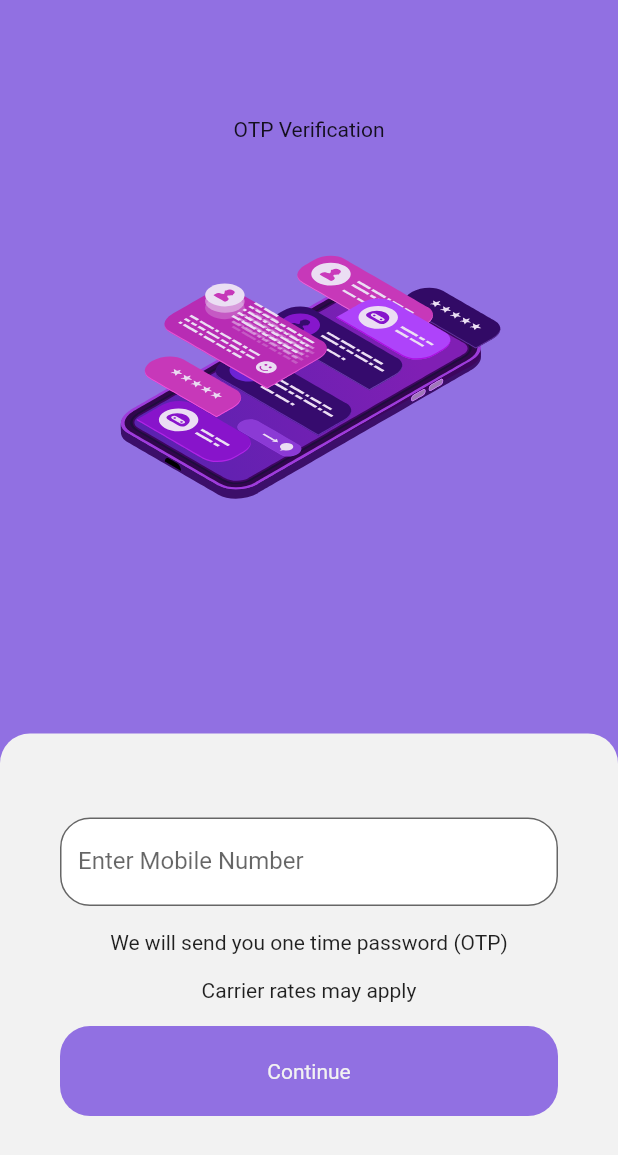
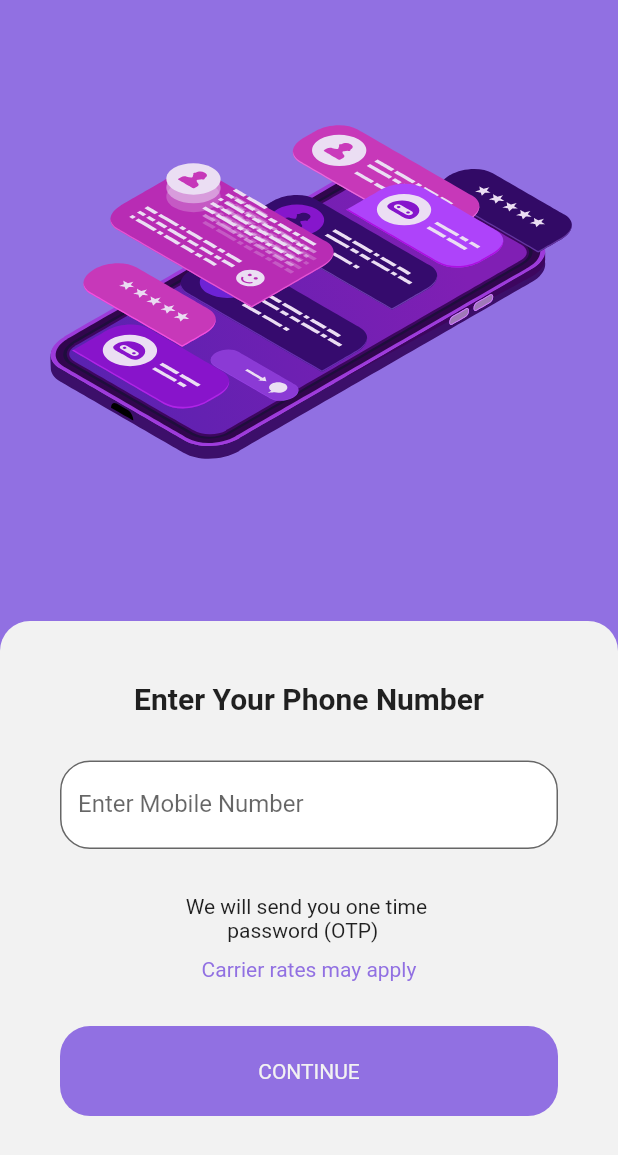
Before and after one commit to aslahmogral/wingman_machinetest, a Flutter app: the screen it shows after launch, on a phone screen of 412 x 824 dp. Shown: the top 1155 px of the screen. Run offline on Flutter 3.47's test engine with Material 2 defaults, Android fonts, the phone set to English and light mode, and no system bars; our stand-ins replace flutter_otp_text_field, lottie.

Commit message:
refactored otp screen

```diff
--- a/lib/components/button.dart
+++ b/lib/components/button.dart
@@ -2,31 +2,32 @@ import 'package:flutter/material.dart';
 import 'package:wingman_machinetest/utils/colors.dart';
 
 class WButton extends StatefulWidget {
-
   final void Function()? onPressed;
   final String label;
-  const WButton({super.key, this.onPressed, required this.label});
+  final Color? buttonColor;
+  final Color? textColor;
+  const WButton(
+      {super.key, this.onPressed, required this.label, this.buttonColor, this.textColor});
 
   @override
   State<WButton> createState() => W_ButtonState();
 }
 
 class W_ButtonState extends State<WButton> {
-
   @override
   Widget build(BuildContext context) {
     return InkWell(
         onTap: widget.onPressed,
         child: Container(
           decoration: BoxDecoration(
-              color: WColors.primaryColor,
+              color:widget.buttonColor ?? WColors.primaryColor,
               borderRadius: BorderRadius.circular(20)),
           height: 60,
           width: MediaQuery.of(context).size.width,
           child: Center(
             child: Text(
               widget.label,
-              style: TextStyle(color: WColors.dimWhiteColor),
+              style: TextStyle(color:widget.textColor?? WColors.dimWhiteColor),
             ),
           ),
         ));
--- a/lib/screens/enter_mobile_number_screen.dart
+++ b/lib/screens/enter_mobile_number_screen.dart
@@ -6,6 +6,7 @@ import 'package:wingman_machinetest/components/button.dart';
 import 'package:wingman_machinetest/components/textformfield.dart';
 import 'package:wingman_machinetest/screens/enter_otp_screen.dart';
 import 'package:http/http.dart' as http;
+import 'package:wingman_machinetest/utils/apptheme.dart';
 import 'package:wingman_machinetest/utils/colors.dart';
 import 'package:wingman_machinetest/utils/dimens.dart';
 import 'package:lottie/lottie.dart';
@@ -38,7 +39,7 @@ class _EnterMobileNumberScreenState extends State<EnterMobileNumberScreen> {
       Navigator.push(
           context,
           MaterialPageRoute(
-              builder: (context) => EnterOtpScreen(
+              builder: (context) => EnterOtpScreen(mobileNumber: mobileController.text,
                     requestId: result['request_id'],
                   )));
     } catch (e) {
@@ -64,11 +65,9 @@ class _EnterMobileNumberScreenState extends State<EnterMobileNumberScreen> {
                         ? SizedBox()
                         : Column(
                             children: [
-                              Text('OTP Verification'),
-                              SizedBox(
-                                height: Dimens.padding,
-                              ),
-                              Lottie.asset('animation/mobilenumber.json',fit: BoxFit.cover,height: 300)
+
+
+                              Lottie.asset('animation/mobilenumber.json',)
                             ],
                           ),
                   ],
@@ -82,28 +81,29 @@ class _EnterMobileNumberScreenState extends State<EnterMobileNumberScreen> {
               child: Column(
                 mainAxisSize: MainAxisSize.min,
                 children: [
+                  Text('Enter Your Phone Number',style: WTheme.primaryHeaderStyle,),
                   SizedBox(
-                    height: Dimens.padding,
+                    height:30,
                   ),
                   WTextFormField(
-                    hintText: '+91',
+                    hintText: '+91 India',
                     label: 'Enter Mobile Number',
                     textEditingController: mobileController,
                     textInputType: TextInputType.phone,
                   ),
                   SizedBox(
-                    height: Dimens.padding,
+                    height:30,
                   ),
-                  Text('We will send you one time password (OTP)'),
+                  Text('We will send you one time \n\t\t\t\t\t\t\t password (OTP)'),
                   SizedBox(
-                    height: Dimens.padding,
+                    height: 10,
                   ),
-                  Text('Carrier rates may apply'),
+                  Text('Carrier rates may apply',style: TextStyle(color: WColors.primaryColor),),
                   SizedBox(
-                    height: Dimens.padding,
+                    height: 30,
                   ),
                   WButton(
-                    label: 'Continue',
+                    label: 'CONTINUE',
                     onPressed: PostNumber,
                   ),
                   SizedBox(height: 40,)
--- a/lib/utils/apptheme.dart
+++ b/lib/utils/apptheme.dart
@@ -1,3 +1,12 @@
-class WTheme{
+import 'package:flutter/material.dart';
 
+class WTheme {
+  static LinearGradient get primaryGradient {
+    return LinearGradient(
+        colors: [], begin: Alignment.centerLeft, end: Alignment.centerRight);
+  }
+
+  static TextStyle get primaryHeaderStyle {
+    return TextStyle(fontSize: 20,fontWeight: FontWeight.bold);
+  }
 }
```
Also changed, not shown: lib/screens/enter_otp_screen.dart (+23 -7 lines).
